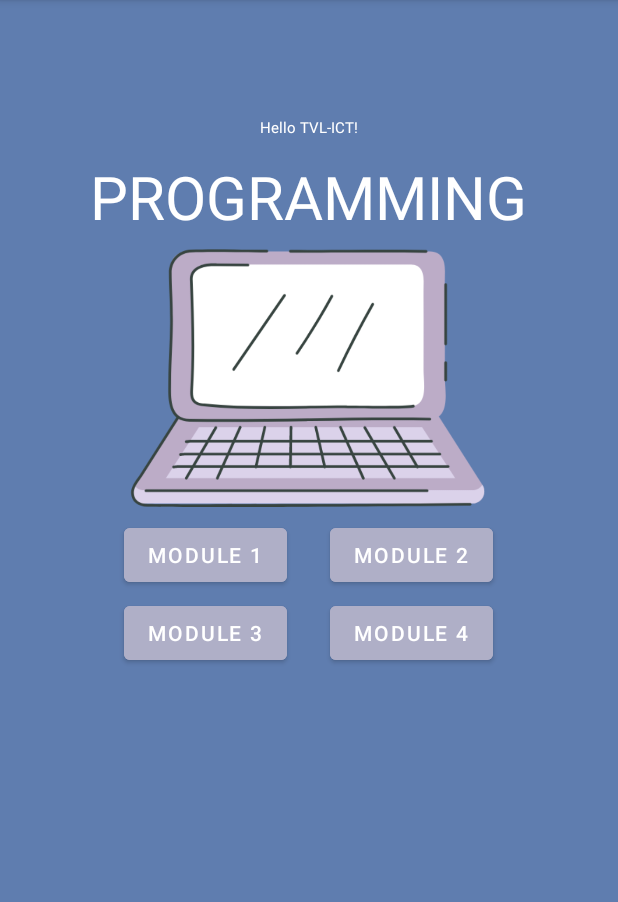
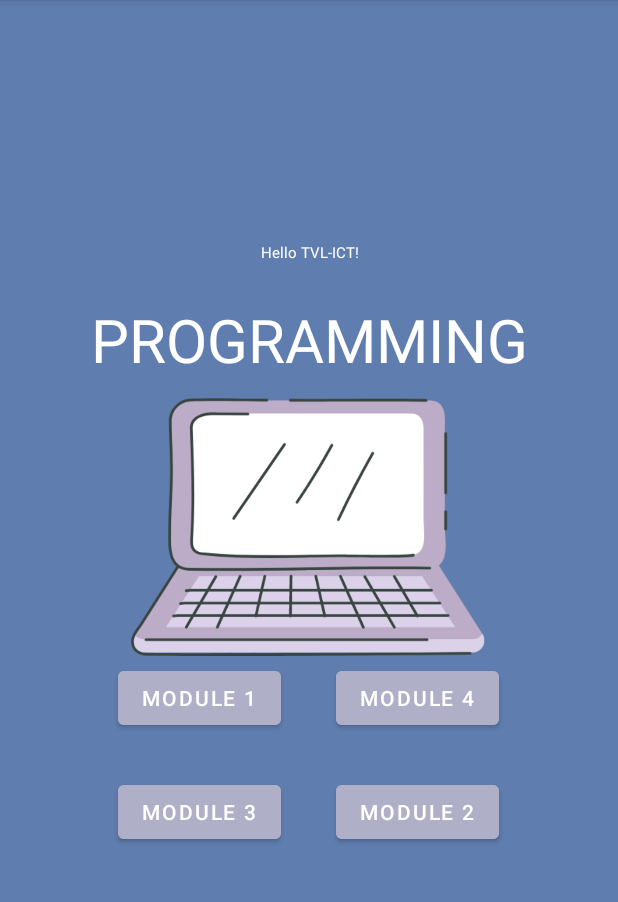
Before and after one commit to Shobea/PATNUGOT_MyFirstApp, an Android app: the screen it shows after launch (MainActivity), on a phone screen of 412 x 824 dp, the part 84-986 px from its top. Run offline under Robolectric (Android 15) with nearby library versions, the phone set to English and light mode, and no system bars.

Commit message:
Fixed constraints

```diff
--- a/app/src/main/res/layout/activity_main.xml
+++ b/app/src/main/res/layout/activity_main.xml
@@ -7,66 +7,45 @@
     android:background="@color/blue"
     tools:context=".MainActivity">
 
-    <Button
-        android:id="@+id/module1"
-        android:layout_width="wrap_content"
-        android:layout_height="wrap_content"
-        android:layout_marginTop="8dp"
-        android:layout_marginEnd="28dp"
-        android:backgroundTint="@color/violet"
-        android:text="Module 1"
-        android:textColor="@android:color/white"
-        app:layout_constraintEnd_toStartOf="@+id/module2"
-        app:layout_constraintHorizontal_bias="0.886"
-        app:layout_constraintStart_toStartOf="@+id/imageView"
-        app:layout_constraintTop_toBottomOf="@+id/imageView" />
-
-    <Button
-        android:id="@+id/module3"
-        android:layout_width="wrap_content"
-        android:layout_height="wrap_content"
-        android:layout_marginTop="60dp"
-        android:backgroundTint="@color/violet"
-        android:text="Module 3"
-        android:textColor="@android:color/white"
-        app:layout_constraintStart_toStartOf="@+id/module1"
-        app:layout_constraintTop_toBottomOf="@+id/imageView" />
-
-    <Button
-        android:id="@+id/module4"
-        android:layout_width="wrap_content"
-        android:layout_height="wrap_content"
-        android:layout_marginTop="60dp"
-        android:backgroundTint="@color/violet"
-        android:text="Module 4"
-        android:textColor="@android:color/white"
-        app:layout_constraintEnd_toEndOf="@+id/module2"
-        app:layout_constraintTop_toBottomOf="@+id/imageView" />
+    <ImageView
+        android:id="@+id/imageView"
+        android:layout_width="254dp"
+        android:layout_height="172dp"
+        app:layout_constraintBottom_toBottomOf="parent"
+        app:layout_constraintEnd_toEndOf="parent"
+        app:layout_constraintHorizontal_bias="0.496"
+        app:layout_constraintStart_toStartOf="parent"
+        app:layout_constraintTop_toTopOf="parent"
+        app:layout_constraintVertical_bias="0.445"
+        app:srcCompat="@drawable/laptop" />
 
     <Button
         android:id="@+id/module2"
         android:layout_width="wrap_content"
         android:layout_height="wrap_content"
-        android:layout_marginTop="8dp"
-        android:layout_marginEnd="4dp"
+        android:layout_marginTop="28dp"
         android:backgroundTint="@color/violet"
         android:text="Module 2"
         android:textColor="@android:color/white"
-        app:layout_constraintEnd_toEndOf="@+id/imageView"
-        app:layout_constraintTop_toBottomOf="@+id/imageView" />
+        app:layout_constraintBottom_toBottomOf="parent"
+        app:layout_constraintEnd_toEndOf="@+id/module4"
+        app:layout_constraintHorizontal_bias="0.0"
+        app:layout_constraintStart_toStartOf="@+id/module4"
+        app:layout_constraintTop_toBottomOf="@+id/module4"
+        app:layout_constraintVertical_bias="0.0" />
 
     <TextView
         android:id="@+id/textView3"
         android:layout_width="138dp"
         android:layout_height="26dp"
+        android:layout_marginBottom="12dp"
         android:text="Hello TVL-ICT!"
         android:textAlignment="center"
         android:textColor="@android:color/white"
         android:textSize="10dp"
         app:layout_constraintBottom_toTopOf="@+id/textView"
-        app:layout_constraintEnd_toEndOf="parent"
-        app:layout_constraintHorizontal_bias="0.498"
-        app:layout_constraintStart_toStartOf="parent"
+        app:layout_constraintEnd_toEndOf="@+id/textView"
+        app:layout_constraintStart_toStartOf="@+id/textView"
         app:layout_constraintTop_toTopOf="parent"
         app:layout_constraintVertical_bias="1.0" />
 
@@ -74,26 +53,55 @@
         android:id="@+id/textView"
         android:layout_width="324dp"
         android:layout_height="54dp"
+        android:layout_marginBottom="12dp"
         android:text="PROGRAMMING"
         android:textAlignment="center"
         android:textColor="@android:color/white"
         android:textSize="40dp"
+        app:layout_constraintBottom_toTopOf="@+id/imageView"
+        app:layout_constraintEnd_toEndOf="@+id/imageView"
+        app:layout_constraintStart_toStartOf="@+id/imageView" />
+
+    <Button
+        android:id="@+id/module1"
+        android:layout_width="wrap_content"
+        android:layout_height="wrap_content"
+        android:layout_marginTop="176dp"
+        android:backgroundTint="@color/violet"
+        android:text="Module 1"
+        android:textColor="@android:color/white"
+        app:layout_constraintEnd_toStartOf="@+id/module4"
+        app:layout_constraintHorizontal_bias="0.0"
+        app:layout_constraintStart_toStartOf="@+id/imageView"
+        app:layout_constraintTop_toTopOf="@+id/imageView" />
+
+    <Button
+        android:id="@+id/module4"
+        android:layout_width="wrap_content"
+        android:layout_height="wrap_content"
+        android:layout_marginTop="192dp"
+        android:backgroundTint="@color/violet"
+        android:text="Module 4"
+        android:textColor="@android:color/white"
+        app:layout_constraintBottom_toBottomOf="@+id/module1"
+        app:layout_constraintEnd_toEndOf="@+id/imageView"
+        app:layout_constraintTop_toTopOf="@+id/imageView"
+        app:layout_constraintVertical_bias="1.0" />
+
+    <Button
+        android:id="@+id/module3"
+        android:layout_width="wrap_content"
+        android:layout_height="wrap_content"
+        android:layout_marginTop="28dp"
+        android:backgroundTint="@color/violet"
+        android:text="Module 3"
+        android:textColor="@android:color/white"
         app:layout_constraintBottom_toBottomOf="parent"
-        app:layout_constraintEnd_toEndOf="parent"
-        app:layout_constraintHorizontal_bias="0.494"
-        app:layout_constraintStart_toStartOf="parent"
-        app:layout_constraintTop_toTopOf="parent"
-        app:layout_constraintVertical_bias="0.146" />
-
-    <ImageView
-        android:id="@+id/imageView"
-        android:layout_width="254dp"
-        android:layout_height="172dp"
-        android:layout_marginTop="8dp"
-        app:layout_constraintEnd_toEndOf="@+id/textView"
-        app:layout_constraintStart_toStartOf="@+id/textView"
-        app:layout_constraintTop_toBottomOf="@+id/textView"
-        app:srcCompat="@drawable/laptop" />
+        app:layout_constraintEnd_toEndOf="@+id/module1"
+        app:layout_constraintHorizontal_bias="0.0"
+        app:layout_constraintStart_toStartOf="@+id/module1"
+        app:layout_constraintTop_toBottomOf="@+id/module1"
+        app:layout_constraintVertical_bias="0.0" />
 
 
 </androidx.constraintlayout.widget.ConstraintLayout>
```
